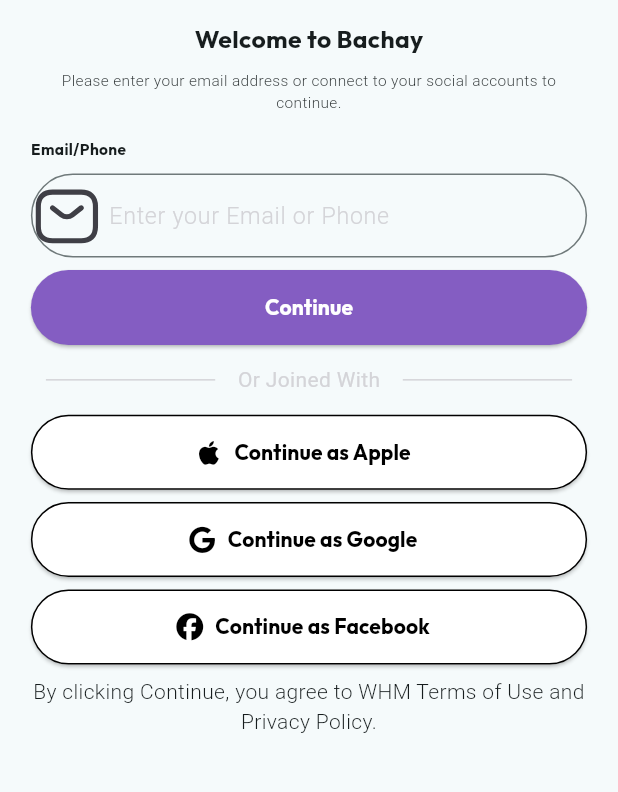
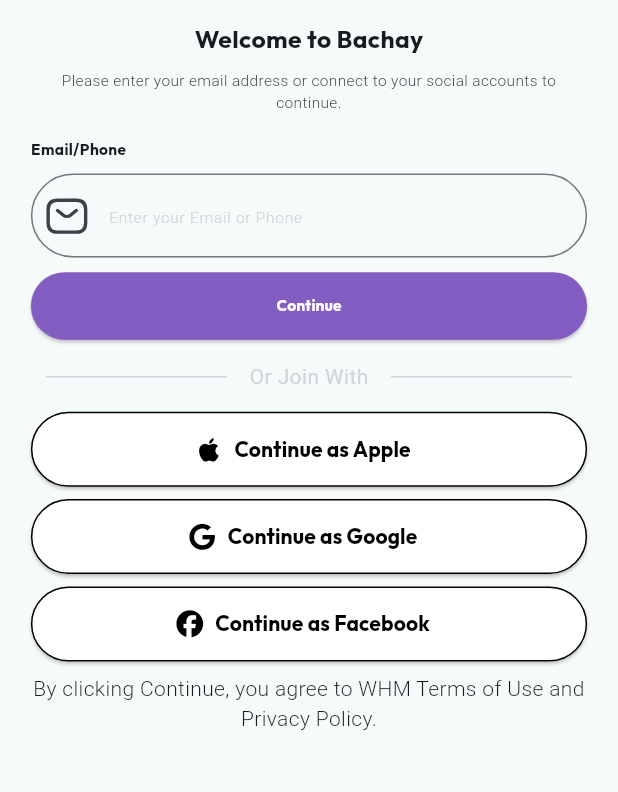
Before and after one commit to SaimSaudagar/Bachay.com, a Flutter app: the screen it shows after launch, on a phone screen of 412 x 824 dp, the part 140-932 px from its top. Run offline on Flutter 3.47's test engine with Material 3 defaults, Android fonts, the light colour scheme and no system bars; our stand-ins replace flutter_svg, font_awesome_flutter, geocoding, google_maps_flutter, image_picker, location; Roboto replaces fonts that are missing (Content); project files that could hold a hidden picture were left out.

Commit message:
Login page UI fixes

```diff
--- a/lib/Screens/Authentication/Login_Screen.dart
+++ b/lib/Screens/Authentication/Login_Screen.dart
@@ -20,36 +20,68 @@
             child: Column(
               mainAxisAlignment: MainAxisAlignment.center,
               children: [
-                Container(
-                  height: containerSize,
-                  width: containerSize,
-                  child: Center(
-                    child: SvgPicture.asset(
-                      'assets/logo/Logo.svg',
-                    ),
-                  ),
-                ),
+                _logoSection(containerSize),
                 SizedBox(height: getSpacing(context)),
-                Text("Welcome to Bachay",
-                    style:
-                        outfitBold.copyWith(fontSize: getBigFontSize(context))),
+                _welcomeTextSection(context),
                 SizedBox(height: getSpacing(context) * spacingMultiplier),
-                Text(
-                    "Please enter your email address or connect to your social accounts to continue.",
-                    textAlign: TextAlign.center,
-                    style: contentC5.copyWith(fontSize: getFontSize(context))),
+                _authTextSection(context),
                 SizedBox(
                     height: getSpacing(context) *
                         spacingMultiplier *
                         spacingMultiplier),
-                Column(
+                _emailInputSection(context, spacingMultiplier),
+                SizedBox(height: getSpacing(context) * spacingMultiplier),
+                _continueButtonSection(context),
+                SizedBox(height: getSpacing(context) * spacingMultiplier),
+                _dividerWithTextSection(),
+                SizedBox(height: getSpacing(context) * spacingMultiplier),
+                _socialButtonSection(
+                    "Continue as Apple", FontAwesomeIcons.apple, Colors.white),
+                SizedBox(height: getSpacing(context) * spacingMultiplier),
+                _socialButtonSection("Continue as Google",
+                    FontAwesomeIcons.google, Colors.white),
+                SizedBox(height: getSpacing(context) * spacingMultiplier),
+                _socialButtonSection("Continue as Facebook",
+                    FontAwesomeIcons.facebook, Colors.white),
+                SizedBox(height: getSpacing(context) * spacingMultiplier),
+                _termsTextSection(),
+              ],
+            ),
+          ),
+        ),
+      ),
+    );
+  }
+
+  Widget _logoSection(double containerSize) {
+    return Container(
+      height: containerSize,
+      width: containerSize,
+      child: Center(
+        child: SvgPicture.asset('assets/logo/Logo.svg'),
+      ),
+    );
+  }
+
+  Widget _welcomeTextSection(BuildContext context) {
+    return Text("Welcome to Bachay",
+        style: outfitBold.copyWith(fontSize: getBigFontSize(context)));
+  }
+
+  Widget _authTextSection(BuildContext context) {
+    return Text(
+      "Please enter your email address or connect to your social accounts to continue.",
+      textAlign: TextAlign.center,
+      style: contentC5.copyWith(fontSize: getFontSize(context)),
+    );
+  }
+
+  Widget _emailInputSection(BuildContext context, double spacingMultiplier) {
+    return Column(
       crossAxisAlignment: CrossAxisAlignment.start,
       children: [
-                    Text(
-                      "Email/Phone",
-                      style:
-                          outfitBold.copyWith(fontSize: getFontSize(context)),
-                    ),
+        Text("Email/Phone",
+            style: outfitBold.copyWith(fontSize: getFontSize(context))),
         SizedBox(height: getSpacing(context) * spacingMultiplier),
         TextField(
           decoration: InputDecoration(
@@ -59,37 +91,38 @@
             ),
             hintText: "Enter your Email or Phone",
             hintStyle: contentC5.copyWith(
-                            fontSize: getFontSize(context) * 1.5,
-                            color: fontcolor),
-                        prefixIcon: SvgPicture.asset('assets/images/sms.svg'),
+                fontSize: getFontSize(context), color: fontcolor),
+            prefixIcon: Padding(
+              padding: EdgeInsets.all(MediaQuery.of(context).size.width * 0.02),
+              child: SvgPicture.asset('assets/images/sms.svg'),
+            ),
           ),
         ),
       ],
-                ),
-                SizedBox(height: getSpacing(context) * spacingMultiplier),
-                SizedBox(
+    );
+  }
+
+  Widget _continueButtonSection(BuildContext context) {
+    return SizedBox(
       width: double.infinity,
       child: ElevatedButton(
         onPressed: () {
-                      Navigator.push(
-                        context,
-                        MaterialPageRoute(
-                            builder: (context) => PasswordScreen()),
-                      );
+          Navigator.push(context,
+              MaterialPageRoute(builder: (context) => PasswordScreen()));
         },
         style: ElevatedButton.styleFrom(
           backgroundColor: buttonColorPurple,
           padding: const EdgeInsets.symmetric(vertical: 15),
-                      shape: RoundedRectangleBorder(
-                        borderRadius: BorderRadius.circular(30),
+          shape:
+              RoundedRectangleBorder(borderRadius: BorderRadius.circular(30)),
         ),
+        child: Text("Continue", style: buttonTextStyle(context)),
       ),
-                    child: Text("Continue",
-                        style: outfitBold.copyWith(color: Colors.white)),
-                  ),
-                ),
-                SizedBox(height: getSpacing(context) * spacingMultiplier),
-                Row(
+    );
+  }
+
+  Widget _dividerWithTextSection() {
+    return Row(
       children: <Widget>[
         Expanded(
           child: Container(
@@ -100,12 +133,9 @@
             ),
           ),
         ),
-                    const Text(
-                      "Or Joined With",
+        const Text("Or Join With",
             style: TextStyle(
-                          fontSize: 14,
-                          color: Color.fromRGBO(212, 212, 216, 1)),
-                    ),
+                fontSize: 14, color: Color.fromRGBO(212, 212, 216, 1))),
         Expanded(
           child: Container(
             margin: const EdgeInsets.only(left: 15.0, right: 10.0),
@@ -116,39 +146,23 @@
           ),
         ),
       ],
-                ),
-                SizedBox(height: getSpacing(context) * spacingMultiplier),
-                SocialButton(
-                  text: "Continue as Apple",
-                  icon: FontAwesomeIcons.apple,
-                  color: Colors.white,
+    );
+  }
+
+  Widget _socialButtonSection(String text, IconData icon, Color color) {
+    return SocialButton(
+      text: text,
+      icon: icon,
+      color: color,
       onPressed: () {},
-                ),
-                SizedBox(height: getSpacing(context) * spacingMultiplier),
-                SocialButton(
-                  text: "Continue as Google",
-                  icon: FontAwesomeIcons.google,
-                  color: Colors.white,
-                  onPressed: () {},
-                ),
-                SizedBox(height: getSpacing(context) * spacingMultiplier),
-                SocialButton(
-                  text: "Continue as Facebook",
-                  icon: FontAwesomeIcons.facebook,
-                  color: Colors.white,
-                  onPressed: () {},
-                ),
-                SizedBox(height: getSpacing(context) * spacingMultiplier),
-                const Text(
+    );
+  }
+
+  Widget _termsTextSection() {
+    return const Text(
       "By clicking Continue, you agree to WHM Terms of Use and Privacy Policy.",
       textAlign: TextAlign.center,
       style: contentC5,
-                ),
-              ],
-            ),
-          ),
-        ),
-      ),
     );
   }
 }
```
Lines whose indentation alone changed are shown as unchanged.
